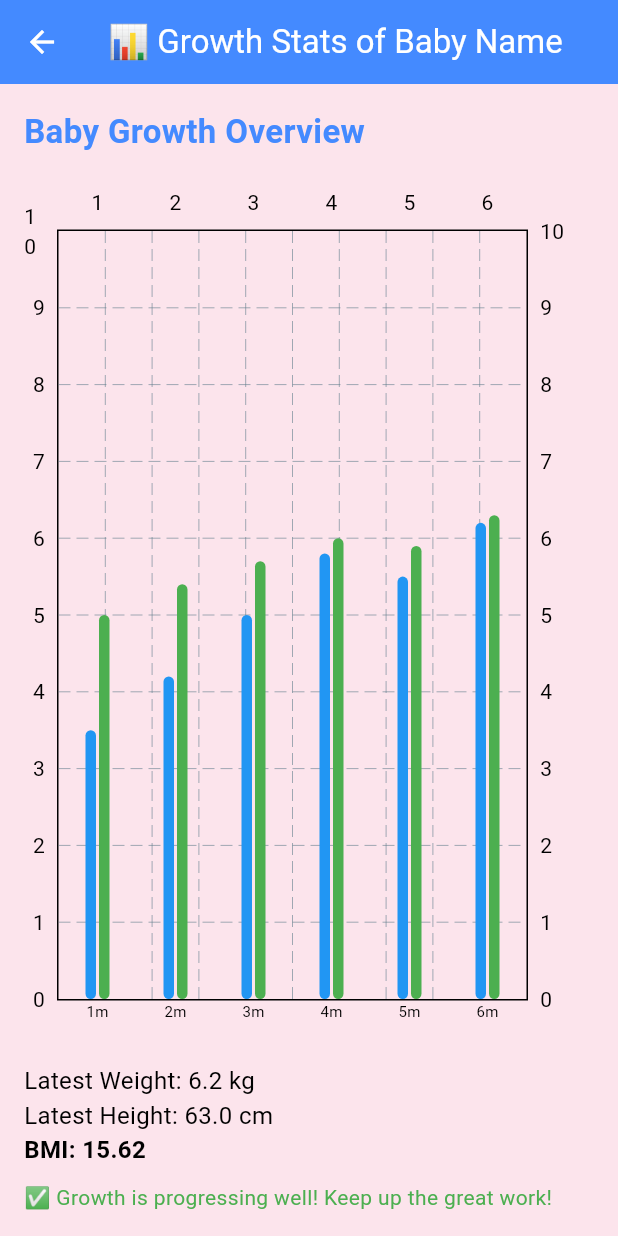
After one commit to AnneTUYISHIME/nourish_baby_app2, a Flutter app: the HomeScreen screen opened by its route, after a tap on "View Baby Growth Stats 📈", on a phone screen of 412 x 824 dp. The commit adds this screen. Run offline on Flutter 3.47's test engine with Material 3 defaults, Android fonts, the light colour scheme and no system bars; drawn by our look-alikes of fl_chart; our stand-ins replace firebase_core, firebase_messaging, flutter_local_notifications, sqflite, timezone; accounts and stored records are empty.

Commit message:
growth status card now created

```diff
--- a/lib/main.dart
+++ b/lib/main.dart
@@ -13,53 +13,24 @@ import 'firebase_notification.dart';
 import 'package:timezone/data/latest.dart' as tzData;
 import 'package:timezone/timezone.dart' as tz;
 import 'package:nourish_baby_app/screens/notification_service.dart';
+import 'screens/growth_status.dart'; // ✅ Added new screen import
 
 import 'dart:io';
 
 final notificationService = FirebaseNotificationService();
 
-/*Future<void> _requestPermissions() async {
-  if (Platform.isAndroid) {
-    FirebaseMessaging messaging = FirebaseMessaging.instance;
-    NotificationSettings settings = await messaging.requestPermission();
-
-    if (settings.authorizationStatus == AuthorizationStatus.authorized) {
-      print('✅ User granted permission');
-    } else {
-      print('❌ User declined or has not accepted permission');
-    }
-  }
-} */
 Future<void> _firebaseMessagingBackgroundHandler(RemoteMessage message) async {
   await Firebase.initializeApp();
   print('🔔 BG Message: ${message.messageId}');
 }
 
 void main() async {
-
-    WidgetsFlutterBinding.ensureInitialized();
+  WidgetsFlutterBinding.ensureInitialized();
   tzData.initializeTimeZones();
   await NotificationService.init();
 
-  //await NotificationService().init(); // Initialize notifications
-  WidgetsFlutterBinding.ensureInitialized();
-
   await Firebase.initializeApp();
   notificationService.initialize();
-
-  // 🚨 Delete the old DB to force recreation (only once while testing)
-  /*await DBHelper.deleteDatabaseFile();
-
-  // Initialize DB to recreate tables
-  await DBHelper.init();
-
-  // ✅ TEST: Check if baby_profile table is working
-  try {
-    final profiles = await DBHelper.getBabyProfiles();
-    print('✅ Baby Profiles Found: ${profiles.length}');
-  } catch (e) {
-    print('❌ Error fetching baby profiles: $e');
-  }*/
 
   runApp(MyApp());
 }
@@ -89,6 +60,8 @@ class MyApp extends StatelessWidget {
             babyName: 'Default Baby',
             babyAgeMonths: 6,
           ),
+          // You can add a named route too if needed
+          // '/growth-stats': (context) => GrowthStatsScreen(),
         },
       ),
     );
@@ -102,10 +75,8 @@ class HomeScreen extends StatefulWidget {
 }
 
 class _HomeScreenState extends State<HomeScreen> {
-  // 📝 List to keep notification history
   List<String> _notificationHistory = [];
 
-  // 🚀 This sends a notification and adds it to history
   void _sendNotification() {
     String message = "Hey, it's time for Willo to take Panadol";
 
@@ -113,13 +84,11 @@ class _HomeScreenState extends State<HomeScreen> {
       _notificationHistory.add(message);
     });
 
-    // ✅ Show a small success message at the bottom
     ScaffoldMessenger.of(context).showSnackBar(
       SnackBar(content: Text("Notification sent!")),
     );
   }
 
-  // 🔁 This opens the Notification History screen
   void _viewHistory() {
     Navigator.push(
       context,
@@ -128,6 +97,21 @@ class _HomeScreenState extends State<HomeScreen> {
           history: _notificationHistory,
         ),
       ),
+    );
+  }
+
+  void _viewGrowthStats() {
+    Navigator.push(
+      context,
+      MaterialPageRoute(
+        builder: (_) => GrowthStatusScreen(
+          babyName: 'Baby Name',
+      babyAgeMonths: 6,
+      babyWeight: 6.2,
+      babyHeight: 63.0,
+    ),
+        ),
+
     );
   }
 
@@ -147,6 +131,11 @@ class _HomeScreenState extends State<HomeScreen> {
             ElevatedButton(
               onPressed: _viewHistory,
               child: Text("View Notification History"),
+            ),
+            SizedBox(height: 20),
+            ElevatedButton(
+              onPressed: _viewGrowthStats,
+              child: Text("View Baby Growth Stats 📈"),
             ),
           ],
         ),
--- a/lib/screens/baby_profile.dart
+++ b/lib/screens/baby_profile.dart
@@ -2,6 +2,7 @@ import 'package:flutter/material.dart';
 import 'package:sqflite/sqflite.dart';
 import './db_helper.dart';
 import './meal_plan.dart';
+import './growth_status.dart';
 
 class BabyProfileScreen extends StatefulWidget {
   const BabyProfileScreen({super.key});
@@ -192,7 +193,6 @@ class _BabyProfileScreenState extends State<BabyProfileScreen> {
             const SizedBox(height: 20),
             ElevatedButton.icon(
               onPressed: () {
-
                 if (_nameController.text.isNotEmpty && _ageController.text.isNotEmpty) {
                   final String name = _nameController.text;
                   final int age = int.tryParse(_ageController.text) ?? 0;
@@ -211,16 +211,47 @@ class _BabyProfileScreenState extends State<BabyProfileScreen> {
                     SnackBar(content: Text('Please select or fill in a baby profile')),
                   );
                 }
-
-               // Navigator.push(
-                  //context,
-                  //MaterialPageRoute(builder: (context) => MealPlanScreen()),
-                //);
               },
               icon: Icon(Icons.restaurant_menu),
               label: Text('View Meal Plan'),
               style: ElevatedButton.styleFrom(
                 backgroundColor: Colors.pinkAccent,
+                foregroundColor: Colors.white,
+              ),
+            ),
+            const SizedBox(height: 10),
+            ElevatedButton.icon(
+              onPressed: () {
+                if (_nameController.text.isNotEmpty &&
+                    _ageController.text.isNotEmpty &&
+                    _weightController.text.isNotEmpty &&
+                    _heightController.text.isNotEmpty) {
+                  final String name = _nameController.text;
+                  final int age = int.tryParse(_ageController.text) ?? 0;
+                  final double weight = double.tryParse(_weightController.text) ?? 0.0;
+                  final double height = double.tryParse(_heightController.text) ?? 0.0;
+
+                  Navigator.push(
+                    context,
+                    MaterialPageRoute(
+                      builder: (context) => GrowthStatusScreen(
+                        babyName: name,
+                        babyAgeMonths: age,
+                        babyWeight: weight,
+                        babyHeight: height,
+                      ),
+                    ),
+                  );
+                } else {
+                  ScaffoldMessenger.of(context).showSnackBar(
+                    SnackBar(content: Text('Please select or fill in a baby profile')),
+                  );
+                }
+              },
+              icon: Icon(Icons.show_chart),
+              label: Text('View Growth Status'),
+              style: ElevatedButton.styleFrom(
+                backgroundColor: Colors.green,
                 foregroundColor: Colors.white,
               ),
             ),
--- /dev/null
+++ b/lib/screens/growth_status.dart
@@ -0,0 +1,116 @@
+import 'package:flutter/material.dart';
+import 'package:fl_chart/fl_chart.dart';
+import 'dart:math';
+
+class GrowthStatusScreen extends StatelessWidget {
+  final String babyName;
+  final int babyAgeMonths;
+  final double babyWeight;
+  final double babyHeight;
+
+  GrowthStatusScreen({
+    super.key,
+    required this.babyName,
+    required this.babyAgeMonths,
+    required this.babyWeight,
+    required this.babyHeight,
+  });
+
+  // Simulated monthly growth data
+  final List<Map<String, dynamic>> growthData = [
+    {"month": 1, "weight": 3.5, "height": 50.0},
+    {"month": 2, "weight": 4.2, "height": 54.0},
+    {"month": 3, "weight": 5.0, "height": 57.0},
+    {"month": 4, "weight": 5.8, "height": 60.0},
+    {"month": 5, "weight": 5.5, "height": 59.0}, // Simulate drop
+    {"month": 6, "weight": 6.2, "height": 63.0},
+  ];
+
+  double calculateBMI(double weight, double heightCm) {
+    double heightM = heightCm / 100;
+    return weight / pow(heightM, 2);
+  }
+
+  String getAdvice(double currentWeight, double prevWeight, double currentHeight, double prevHeight) {
+    if (currentWeight < prevWeight || currentHeight < prevHeight) {
+      return "⚠️ Growth has slightly dropped. Consider a pediatric checkup or updating the meal plan.";
+    }
+    return "✅ Growth is progressing well! Keep up the great work!";
+  }
+
+  @override
+  Widget build(BuildContext context) {
+    final latest = growthData.last;
+    final previous = growthData[growthData.length - 2];
+    final bmi = calculateBMI(latest['weight'], latest['height']);
+    final advice = getAdvice(latest['weight'], previous['weight'], latest['height'], previous['height']);
+
+    return Scaffold(
+      backgroundColor: Colors.pink[50],
+      appBar: AppBar(
+        backgroundColor: Colors.blueAccent,
+        title: Text("📊 Growth Stats of $babyName", style: const TextStyle(color: Colors.white)),
+        iconTheme: const IconThemeData(color: Colors.white),
+      ),
+      body: Padding(
+        padding: const EdgeInsets.all(16.0),
+        child: Column(
+          crossAxisAlignment: CrossAxisAlignment.start,
+          children: [
+            const Text(
+              "Baby Growth Overview",
+              style: TextStyle(fontSize: 22, fontWeight: FontWeight.bold, color: Colors.blueAccent),
+            ),
+            const SizedBox(height: 20),
+
+            // Chart
+            Expanded(
+              child: BarChart(
+                BarChartData(
+                  alignment: BarChartAlignment.spaceAround,
+                  maxY: 10,
+                  barTouchData: BarTouchData(enabled: true),
+                  titlesData: FlTitlesData(
+                    leftTitles: AxisTitles(
+                      sideTitles: SideTitles(showTitles: true),
+                    ),
+                    bottomTitles: AxisTitles(
+                      sideTitles: SideTitles(
+                        showTitles: true,
+                        getTitlesWidget: (value, meta) {
+                          return Text('${value.toInt()}m', style: const TextStyle(fontSize: 10));
+                        },
+                      ),
+                    ),
+                  ),
+                  barGroups: growthData.map((data) {
+                    final month = data['month'] as int;
+                    final weight = (data['weight'] as num).toDouble();
+                    final height = (data['height'] as num).toDouble();
+
+                    return BarChartGroupData(
+                      x: month,
+                      barRods: [
+                        BarChartRodData(toY: weight, color: Colors.blue, width: 7),
+                        BarChartRodData(toY: height / 10, color: Colors.green, width: 7),
+                      ],
+                    );
+                  }).toList(),
+                ),
+              ),
+            ),
+
+            const SizedBox(height: 20),
+
+            // Stats
+            Text("Latest Weight: ${latest['weight']} kg", style: const TextStyle(fontSize: 16)),
+            Text("Latest Height: ${latest['height']} cm", style: const TextStyle(fontSize: 16)),
+            Text("BMI: ${bmi.toStringAsFixed(2)}", style: const TextStyle(fontSize: 16, fontWeight: FontWeight.bold)),
+            const SizedBox(height: 10),
+            Text(advice, style: TextStyle(fontSize: 14, color: bmi < 14 ? Colors.red : Colors.green)),
+          ],
+        ),
+      ),
+    );
+  }
+}
--- a/lib/screens/home_screen.dart
+++ b/lib/screens/home_screen.dart
@@ -4,6 +4,7 @@ import 'login_screen.dart';
 import 'baby_profile.dart';
 import './meal_plan.dart'; // Adjust the path if needed
 import './health_tracker.dart'; // ✅ Added this line for Health Tracker
+import './growth_status.dart'; // ✅ Import the Growth Stats screen
 
 class HomeScreen extends StatelessWidget {
   const HomeScreen({super.key});
@@ -29,6 +30,20 @@ class HomeScreen extends StatelessWidget {
     Navigator.push(
       context,
       MaterialPageRoute(builder: (context) => HealthTrackerScreen()),
+    );
+  }
+
+  // ✅ Navigate to Growth Stats Screen
+  void _goToGrowthStats(BuildContext context) {
+    Navigator.push(
+      context,
+      MaterialPageRoute(builder: (context) => GrowthStatusScreen(
+        babyName: 'Baby Name',  // Replace with actual data
+      babyAgeMonths: 6,       // Replace with actual data
+      babyWeight: 6.2,        // Replace with actual data
+      babyHeight: 63.0,       // Replace with actual data
+    ),
+      )
     );
   }
 
@@ -108,7 +123,10 @@ class HomeScreen extends StatelessWidget {
                     onTap: () => _goToHealthTracker(context), // ✅ Added gesture for health tracker
                     child: _buildDashboardCard("🩺 Health Tracker", "Checkups & Vaccines"),
                   ),
-                  _buildDashboardCard("📊 Growth Stats", "Weight, Height"),
+                  GestureDetector(
+                    onTap: () => _goToGrowthStats(context), // ✅ Make Growth Stats clickable
+                    child: _buildDashboardCard("📊 Growth Stats", "Weight, Height"),
+                  ),
                   _buildDashboardCard("📅 Daily Routine", "Sleep, Play, Feeding"),
                 ],
               ),
```
Lines whose indentation alone changed are shown as unchanged.
